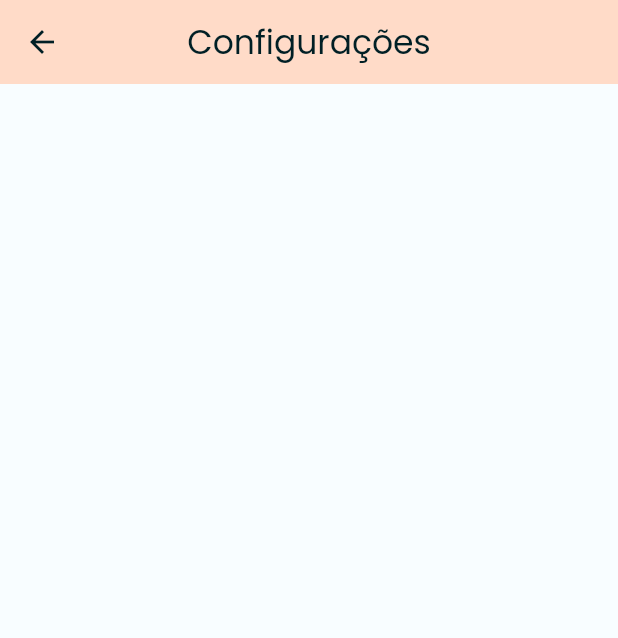
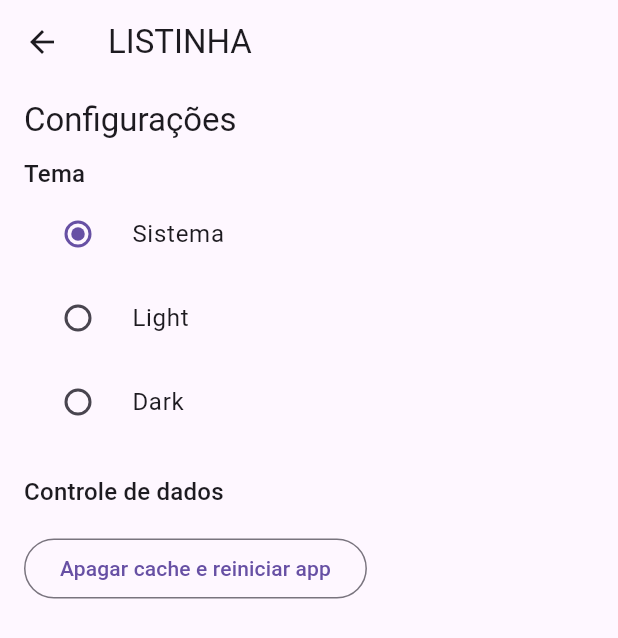
Before and after one commit to antonioalberto-dev/listinha_app, a Flutter app: the ConfigurationPage screen opened by its route, on a phone screen of 412 x 824 dp. Shown: the top 638 px of the screen. Run offline on Flutter 3.47's test engine with Material 3 defaults, Android fonts, the phone set to English and light mode, and no system bars; our stand-ins replace dynamic_color, flutter_modular, google_fonts.

Commit message:
feat: mudando tema do app por meio das configuracoes

```diff
--- a/lib/src/configuration/configuration_page.dart
+++ b/lib/src/configuration/configuration_page.dart
@@ -1,4 +1,6 @@
 import 'package:flutter/material.dart';
+import 'package:flutter_modular/flutter_modular.dart';
+import 'package:listinha/src/shared/store/app_store.dart';
 
 class ConfigurationPage extends StatefulWidget {
   const ConfigurationPage({super.key});
@@ -10,9 +12,60 @@ class ConfigurationPage extends StatefulWidget {
 class _ConfigurationPageState extends State<ConfigurationPage> {
   @override
   Widget build(BuildContext context) {
+    final textTheme = Theme.of(context).textTheme;
+    final appStore = context.watch<AppStore>(
+      (store) => store.themeMode,
+    );
+
     return Scaffold(
       appBar: AppBar(
-        title: const Text('Configurações'),
+        title: const Text('LISTINHA'),
+      ),
+      body: Padding(
+        padding: const EdgeInsets.symmetric(horizontal: 16, vertical: 10),
+        child: Column(
+          crossAxisAlignment: CrossAxisAlignment.start,
+          children: [
+            Text(
+              'Configurações',
+              style: textTheme.titleLarge,
+            ),
+            const SizedBox(height: 10),
+            Text(
+              'Tema',
+              style: textTheme.titleMedium,
+            ),
+            RadioListTile(
+              value: ThemeMode.system,
+              groupValue: appStore.themeMode.value,
+              title: const Text('Sistema'),
+              onChanged: appStore.changeThemeMode,
+            ),
+            RadioListTile(
+              value: ThemeMode.light,
+              groupValue: appStore.themeMode.value,
+              title: const Text('Light'),
+              onChanged: appStore.changeThemeMode,
+            ),
+            RadioListTile(
+                value: ThemeMode.dark,
+                groupValue: appStore.themeMode.value,
+                title: const Text('Dark'),
+                onChanged: appStore.changeThemeMode),
+            const SizedBox(height: 20),
+            Text(
+              'Controle de dados',
+              style: textTheme.titleMedium,
+            ),
+            const SizedBox(height: 15),
+            OutlinedButton(
+              onPressed: () {},
+              child: const Text(
+                'Apagar cache e reiniciar app',
+              ),
+            ),
+          ],
+        ),
       ),
     );
   }
--- a/lib/src/shared/app_module.dart
+++ b/lib/src/shared/app_module.dart
@@ -1,10 +1,13 @@
 import 'package:flutter_modular/flutter_modular.dart';
 import 'package:listinha/src/configuration/configuration_page.dart';
 import 'package:listinha/src/home/home_module.dart';
+import 'package:listinha/src/shared/store/app_store.dart';
 
 class AppModule extends Module {
   @override
-  void binds(i) {}
+  void binds(i) {
+    i.addSingleton(AppStore.new);
+  }
 
   @override
   void routes(r) {
--- a/lib/src/shared/app_widget.dart
+++ b/lib/src/shared/app_widget.dart
@@ -1,6 +1,6 @@
 import 'package:flutter/material.dart';
 import 'package:flutter_modular/flutter_modular.dart';
-
+import 'package:listinha/src/shared/store/app_store.dart';
 import 'package:listinha/src/shared/themes/themes.dart';
 
 class AppWidget extends StatelessWidget {
@@ -8,11 +8,14 @@ class AppWidget extends StatelessWidget {
   @override
   Widget build(BuildContext context) {
     Modular.setInitialRoute('/home/');
+    final appStore = context.watch<AppStore>(
+      (store) => store.themeMode,
+    );
 
     return MaterialApp.router(
       debugShowCheckedModeBanner: false,
       // themeMode: ThemeMode.dark,
-      theme: lightTheme,
+      themeMode: appStore.themeMode.value,
       darkTheme: darkTheme,
       routerConfig: Modular.routerConfig,
     );
--- /dev/null
+++ b/lib/src/shared/store/app_store.dart
@@ -0,0 +1,13 @@
+import 'package:flutter/material.dart';
+
+class AppStore {
+  final themeMode = ValueNotifier(ThemeMode.system);
+  void changeThemeMode(ThemeMode? mode) {
+    if (mode != null) themeMode.value = mode;
+    save();
+  }
+
+  void save() {
+    //TODO: salvar dados na base local.
+  }
+}
```
